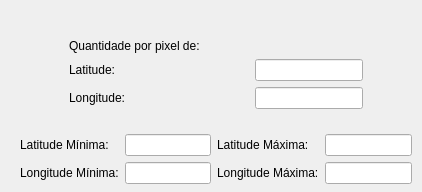
Before: the Qt Designer form betsabe/add_info.ui in BetSpaguetty/Projeto-Taludes, drawn with Qt 5.
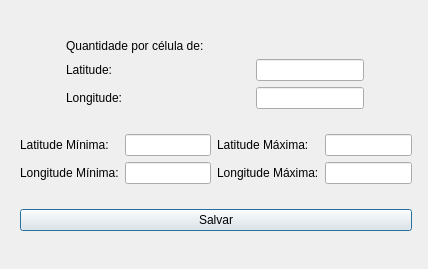
After: the same form once the commit is applied.

Diff of the .ui file:
```diff
--- a/betsabe/add_info.ui
+++ b/betsabe/add_info.ui
@@ -6,8 +6,8 @@
    <rect>
     <x>0</x>
     <y>0</y>
-    <width>422</width>
-    <height>192</height>
+    <width>428</width>
+    <height>269</height>
    </rect>
   </property>
   <property name="windowTitle">
@@ -56,7 +56,7 @@
          </sizepolicy>
         </property>
         <property name="text">
-         <string>Quantidade por pixel de:</string>
+         <string>Quantidade por célula de:</string>
         </property>
        </widget>
       </item>
```
